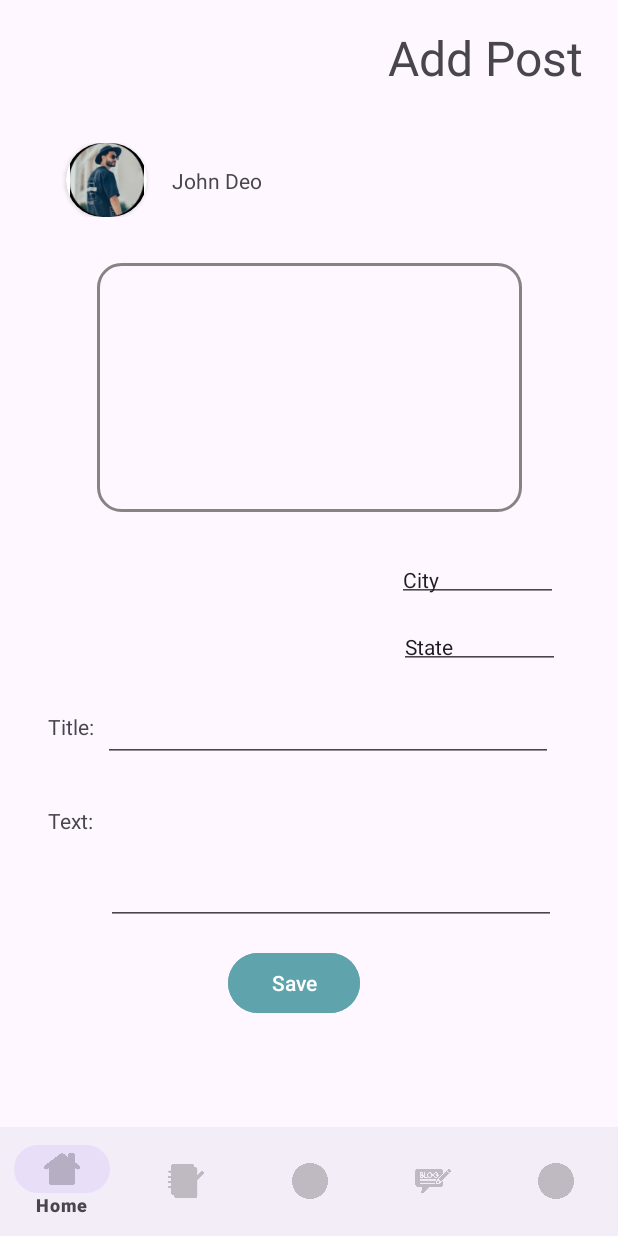
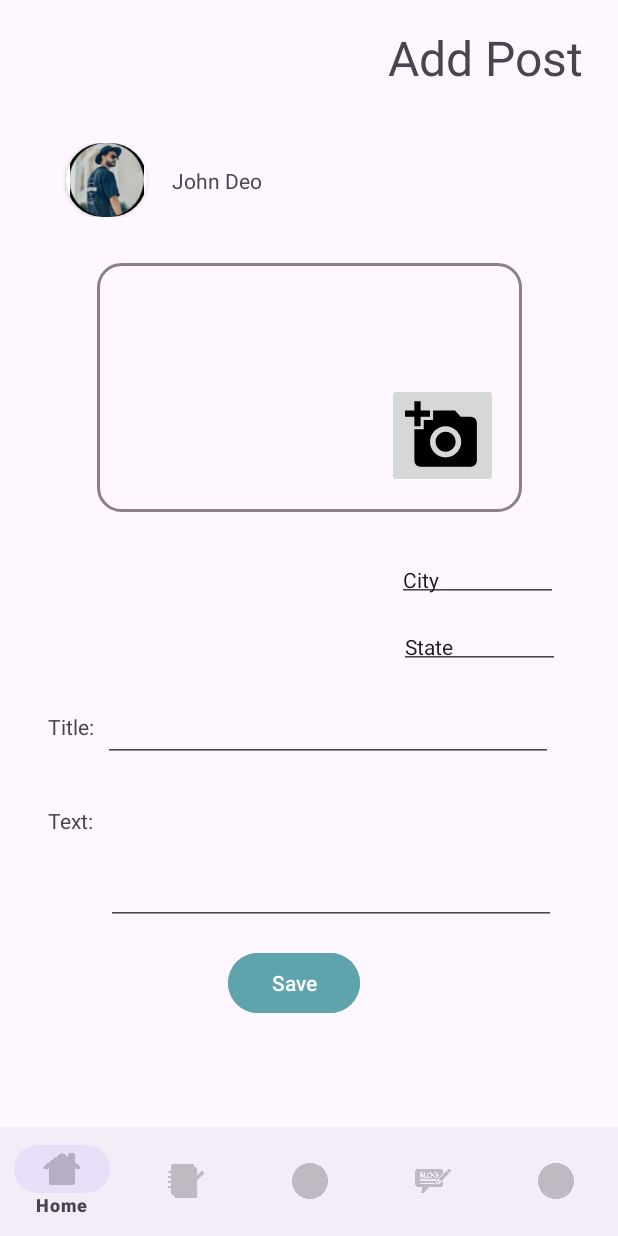
Before and after one commit to elchanan1357/TravelTrip, an Android app: the AddPostFragment screen opened through its navigation route, on a phone screen of 412 x 824 dp. Run offline under Robolectric (Android 15) with nearby library versions, the phone set to English and light mode, and no system bars; our stand-ins replace navigation-ui; Roboto replaces fonts that are not available here.

Commit message:
add feature of photo

```diff
--- a/app/build.gradle.kts
+++ b/app/build.gradle.kts
@@ -48,6 +48,8 @@ dependencies {
     implementation(platform(libs.firebase.bom))
     implementation(libs.firebase.firestore)
     implementation(libs.androidx.room.runtime)
+    implementation(libs.picasso)
+    implementation(libs.cloudinary.android)
     kapt(libs.androidx.room.compiler)
     implementation(libs.androidx.room.ktx)
 
--- a/app/src/main/java/com/example/traveltrip/AddPostFragment.kt
+++ b/app/src/main/java/com/example/traveltrip/AddPostFragment.kt
@@ -1,10 +1,14 @@
 package com.example.traveltrip
 
+
+import android.graphics.drawable.BitmapDrawable
 import android.os.Bundle
 import androidx.fragment.app.Fragment
 import android.view.LayoutInflater
 import android.view.View
 import android.view.ViewGroup
+import androidx.activity.result.ActivityResultLauncher
+import androidx.activity.result.contract.ActivityResultContracts
 import androidx.navigation.fragment.findNavController
 import com.example.traveltrip.databinding.AddPostBinding
 import com.example.traveltrip.model.ModelPost
@@ -16,6 +20,8 @@ import com.example.traveltrip.utils.log
 
 class AddPostFragment : Fragment() {
     private var binding: AddPostBinding? = null
+    private var cameraLauncher: ActivityResultLauncher<Void?>? = null
+
 
     override fun onCreateView(
         inflater: LayoutInflater, container: ViewGroup?,
@@ -24,6 +30,15 @@ class AddPostFragment : Fragment() {
         binding = AddPostBinding.inflate(inflater, container, false)
 
         binding?.saveBtn?.setOnClickListener { handleSave() }
+
+        cameraLauncher =
+            registerForActivityResult(ActivityResultContracts.TakePicturePreview()) { bitmap ->
+                binding?.imgPost?.setImageBitmap(bitmap)
+            }
+
+        binding?.addPhoto?.setOnClickListener {
+            cameraLauncher?.launch(null)
+        }
 
         return binding?.root
     }
@@ -39,6 +54,8 @@ class AddPostFragment : Fragment() {
             return
         }
 
+        val bitmap = (binding?.imgPost?.drawable as BitmapDrawable).bitmap
+
         val email = ModelUser.instance.getEmail() ?: ""
         val imgURL = ""
         val city = binding?.city?.text.toString() ?: ""
@@ -46,7 +63,7 @@ class AddPostFragment : Fragment() {
         val title = binding?.title?.text.toString() ?: ""
         val text = binding?.text?.text.toString() ?: ""
 
-        ModelPost.instance.insertPost(Post(email, imgURL, city, state, title, text)) {
+        ModelPost.instance.insertPost(Post(email, imgURL, city, state, title, text), bitmap) {
             findNavController().popBackStack()
         }
     }
--- a/app/src/main/java/com/example/traveltrip/utils/CallbackTypes.kt
+++ b/app/src/main/java/com/example/traveltrip/utils/CallbackTypes.kt
@@ -10,3 +10,4 @@ typealias PostsCallback = (List<Post>) -> Unit
 typealias UsersCallback = (List<User>) -> Unit
 typealias UserCallback = (User?) -> Unit
 typealias EmptyCallback = () -> Unit
+typealias UriCallback = (String?) -> Unit
--- /dev/null
+++ b/app/src/main/res/drawable/add_photo_50.xml
@@ -0,0 +1,5 @@
+<vector xmlns:android="http://schemas.android.com/apk/res/android" android:height="50dp" android:tint="#000000" android:viewportHeight="24" android:viewportWidth="24" android:width="50dp">
+
+    <path android:fillColor="@android:color/white" android:pathData="M3,4V1h2v3h3v2H5v3H3V6H0V4H3zM6,10V7h3V4h7l1.83,2H21c1.1,0 2,0.9 2,2v12c0,1.1 -0.9,2 -2,2H5c-1.1,0 -2,-0.9 -2,-2V10H6zM13,19c2.76,0 5,-2.24 5,-5s-2.24,-5 -5,-5s-5,2.24 -5,5S10.24,19 13,19zM9.8,14c0,1.77 1.43,3.2 3.2,3.2s3.2,-1.43 3.2,-3.2s-1.43,-3.2 -3.2,-3.2S9.8,12.23 9.8,14z"/>
+
+</vector>
--- a/app/src/main/res/layout/add_post.xml
+++ b/app/src/main/res/layout/add_post.xml
@@ -30,6 +30,30 @@
         app:layout_constraintEnd_toEndOf="parent"
         app:layout_constraintStart_toStartOf="parent">
 
+        <ImageButton
+            android:id="@+id/addPhoto"
+            android:layout_width="wrap_content"
+            android:layout_height="wrap_content"
+            android:layout_marginEnd="16dp"
+            android:layout_marginBottom="16dp"
+            android:scaleType="fitCenter"
+            app:layout_constraintBottom_toBottomOf="parent"
+            app:layout_constraintEnd_toEndOf="parent"
+            app:srcCompat="@drawable/add_photo_50" />
+
+        <ImageView
+            android:id="@+id/imgPost"
+            android:layout_width="0dp"
+            android:layout_height="0dp"
+            android:layout_marginStart="8dp"
+            android:layout_marginTop="8dp"
+            android:layout_marginEnd="8dp"
+            android:layout_marginBottom="8dp"
+            app:layout_constraintBottom_toBottomOf="parent"
+            app:layout_constraintEnd_toStartOf="@+id/addPhoto"
+            app:layout_constraintStart_toStartOf="parent"
+            app:layout_constraintTop_toTopOf="parent"
+            tools:srcCompat="@tools:sample/avatars" />
     </androidx.constraintlayout.widget.ConstraintLayout>
 
     <androidx.constraintlayout.widget.ConstraintLayout
--- a/app/src/main/res/layout/profile.xml
+++ b/app/src/main/res/layout/profile.xml
@@ -48,7 +48,7 @@
                 tools:layout_editor_absoluteY="49dp">
 
                 <ImageView
-                    android:id="@+id/imgUser"
+                    android:id="@+id/img"
                     android:layout_width="match_parent"
                     android:layout_height="match_parent"
                     app:srcCompat="@drawable/profile_pic" />
--- a/app/src/main/res/layout/row_my_trip.xml
+++ b/app/src/main/res/layout/row_my_trip.xml
@@ -23,7 +23,7 @@
             <!-- Post Content Section -->
 
             <ImageView
-                android:id="@+id/imgUser"
+                android:id="@+id/img"
                 android:layout_width="100dp"
                 android:layout_height="100dp"
                 android:layout_marginStart="24dp"
@@ -65,7 +65,7 @@
                 android:layout_marginStart="36dp"
                 android:text="03/05/2025"
                 app:layout_constraintBottom_toBottomOf="parent"
-                app:layout_constraintStart_toEndOf="@+id/imgUser"
+                app:layout_constraintStart_toEndOf="@+id/img"
                 app:layout_constraintTop_toBottomOf="@+id/rowMyTrip_from" />
 
             <CheckBox
--- a/gradle/libs.versions.toml
+++ b/gradle/libs.versions.toml
@@ -1,6 +1,7 @@
 [versions]
 agp = "8.6.1"
 bcrypt = "0.9.0"
+cloudinaryAndroid = "3.0.2"
 firebaseBom = "33.12.0"
 googleServices = "4.4.2"
 circleimageview = "3.1.0"
@@ -15,6 +16,7 @@ activity = "1.10.1"
 constraintlayout = "2.2.1"
 navigationSafeArgsGradlePlugin = "2.8.9"
 navVersion = "2.8.9"
+picasso = "2.8"
 roomRuntime = "2.7.0"
 
 [libraries]
@@ -27,6 +29,7 @@ androidx-room-ktx = { module = "androidx.room:room-ktx", version.ref = "roomRunt
 androidx-room-runtime = { module = "androidx.room:room-runtime", version.ref = "roomRuntime" }
 bcrypt = { module = "at.favre.lib:bcrypt", version.ref = "bcrypt" }
 circleimageview = { module = "de.hdodenhof:circleimageview", version.ref = "circleimageview" }
+cloudinary-android = { module = "com.cloudinary:cloudinary-android", version.ref = "cloudinaryAndroid" }
 firebase-bom = { module = "com.google.firebase:firebase-bom", version.ref = "firebaseBom" }
 firebase-firestore = { module = "com.google.firebase:firebase-firestore" }
 junit = { group = "junit", name = "junit", version.ref = "junit" }
@@ -36,6 +39,7 @@ androidx-appcompat = { group = "androidx.appcompat", name = "appcompat", version
 material = { group = "com.google.android.material", name = "material", version.ref = "material" }
 androidx-activity = { group = "androidx.activity", name = "activity", version.ref = "activity" }
 androidx-constraintlayout = { group = "androidx.constraintlayout", name = "constraintlayout", version.ref = "constraintlayout" }
+picasso = { module = "com.squareup.picasso:picasso", version.ref = "picasso" }
 
 [plugins]
 android-application = { id = "com.android.application", version.ref = "agp" }
```
Also changed, not shown: app/src/main/java/com/example/traveltrip/CloudinaryModel.kt (added, +63 -0 lines), app/src/main/java/com/example/traveltrip/MyPostFragment.kt (+7 -0 lines), app/src/main/java/com/example/traveltrip/PostsFragment.kt (+7 -0 lines), app/src/main/java/com/example/traveltrip/model/ModelPost.kt (+26 -2 lines), app/src/main/java/com/example/traveltrip/model/entity/Post.kt (+4 -4 lines), app/src/main/java/com/example/traveltrip/model/firebase/FirebaseModelPost.kt (+6 -2 lines), app/src/main/java/com/example/traveltrip/utils/extantions.kt (added, +15 -0 lines), app/src/main/res/layout/row_my_posts.xml (+6 -7 lines), app/src/main/res/layout/row_posts.xml (+5 -5 lines).
